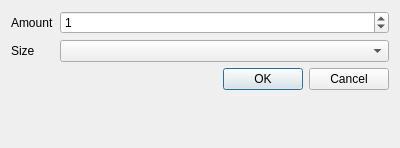
Old version of the form widgets/products/addsubproductdialog.ui in the repository thelastpolaris/Loreley.
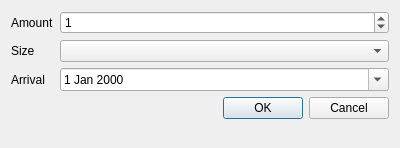
New version of the form.

```diff
--- a/widgets/products/addsubproductdialog.ui
+++ b/widgets/products/addsubproductdialog.ui
@@ -56,7 +56,7 @@
    <item row="1" column="1">
     <widget class="QComboBox" name="sizeCB"/>
    </item>
-   <item row="2" column="0" colspan="2">
+   <item row="3" column="0" colspan="2">
     <widget class="QDialogButtonBox" name="buttonBox">
      <property name="orientation">
       <enum>Qt::Horizontal</enum>
@@ -66,6 +66,20 @@
      </property>
     </widget>
    </item>
+   <item row="2" column="1">
+    <widget class="QDateEdit" name="arrivalDE">
+     <property name="calendarPopup">
+      <bool>true</bool>
+     </property>
+    </widget>
+   </item>
+   <item row="2" column="0">
+    <widget class="QLabel" name="label">
+     <property name="text">
+      <string>Arrival</string>
+     </property>
+    </widget>
+   </item>
   </layout>
  </widget>
  <resources/>
```
